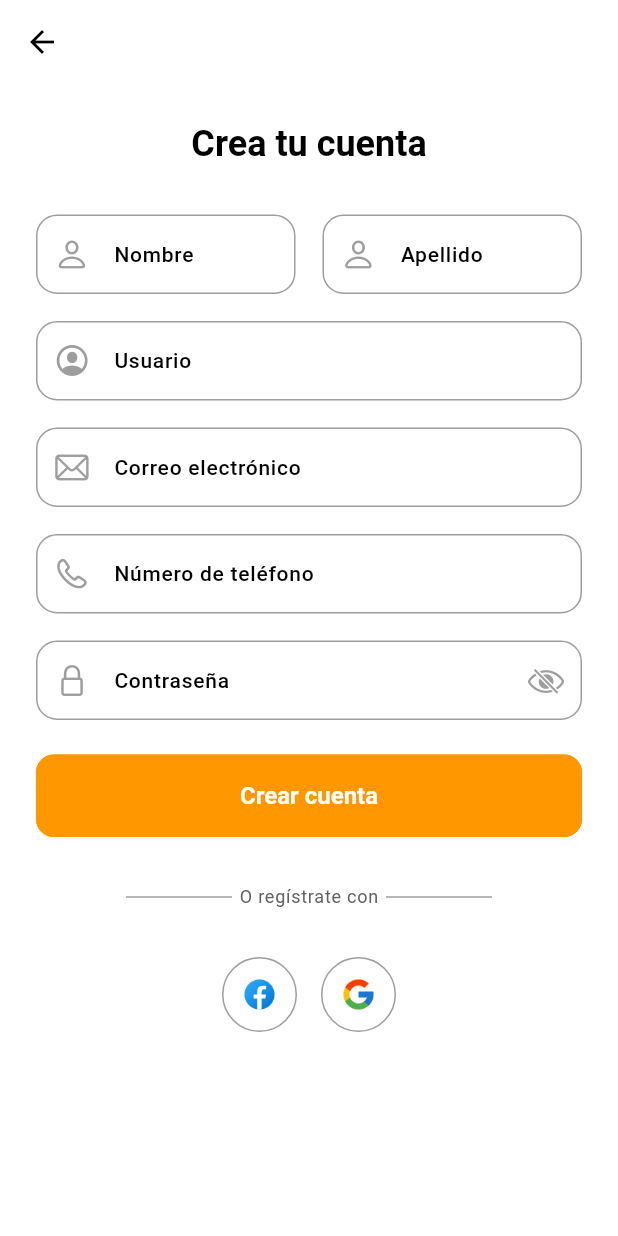
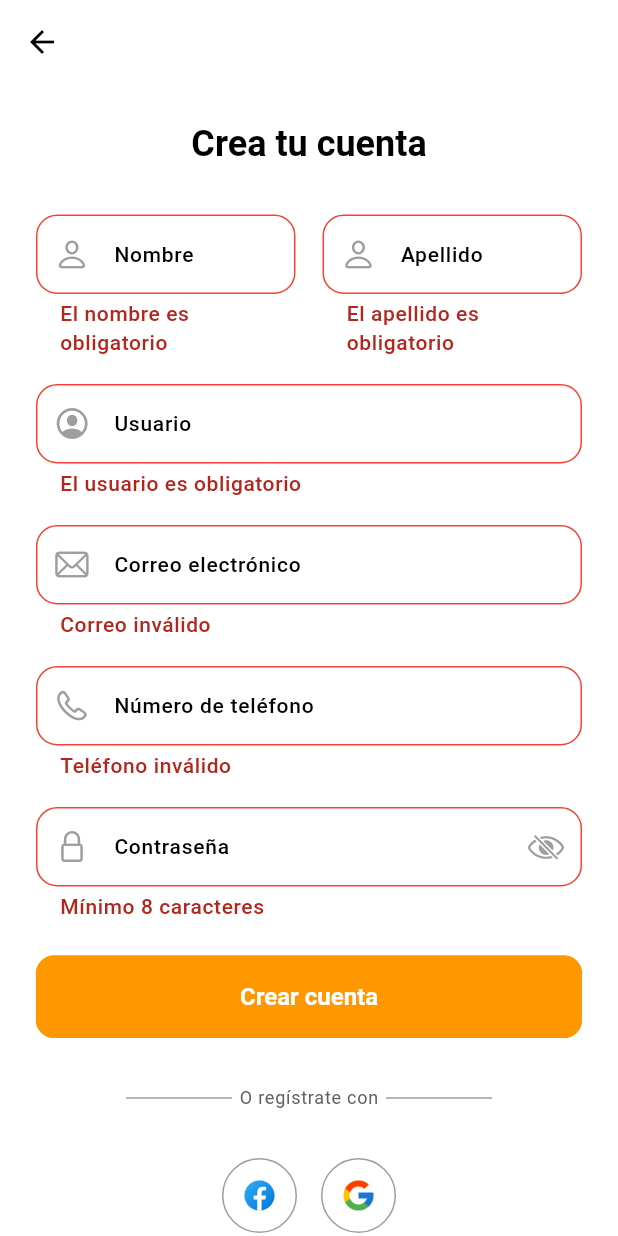
Before and after one commit to kliuverson/Proyecto-formativo, a Flutter app: the RegisterScreen screen opened by its route, after a tap on "Crear cuenta", on a phone screen of 412 x 824 dp. Run offline on Flutter 3.47's test engine with Material 3 defaults, Android fonts, the phone set to English and light mode, and no system bars; our stand-ins replace bloc, equatable, flutter_bloc, get_it, hive, hive_flutter and 2 more; accounts and stored records are empty; Roboto replaces fonts that are missing (Poppins).

Commit message:
Agregar flujo de registro y mejorar el manejo de autenticación
Introducir el registro de usuarios y mejorar la experiencia de usuario de autenticación y el manejo de errores.

- Agregar RegisterCubit, RegisterState y la interfaz de usuario del formulario de registro con validación de frontend, mapeo de errores de campo, estado de carga y manejo de éxito (navega al inicio de sesión).

- Agregar AuthService.register(...) y actualizar la URL base de la API para los endpoints de autenticación.

- Agregar las funciones auxiliares AuthRegisterError y AuthError para mapear errores técnicos a mensajes fáciles de usar; conectar el cubit de inicio de sesión para usar AuthError.

- Actualizar LoginState.copyWith para conservar el token existente cuando sea nulo; corregir el uso del mensaje de la barra de notificaciones del formulario de inicio de sesión.

- Modificar AuthCubit para que se inicie en estado de carga, agregar un retardo en checkAuthStatus, establecer correctamente las banderas isLoading en emit y activar checkAuthStatus desde SplashPage después de la renderización del marco; ajustar el oyente de SplashPage para que dependa solo de isLoading.

- Conectar RegisterCubit con RegisterScreen a través de MultiBlocProvider y agregar el manejo de MostrarPassword para el campo de contraseña de registro.

Este cambio implementa el flujo de registro completo, mejora los mensajes de error para los errores de red/autenticación y simplifica las transiciones del estado de carga de autenticación y el comportamiento de la pantalla de inicio.

```diff
--- a/lib/main.dart
+++ b/lib/main.dart
@@ -30,7 +30,7 @@ void main() async {
         BlocProvider(create: (_) => SearchProductCubit()),
         BlocProvider(create: (_) => ProductBloc(ProductRepository())),
         BlocProvider(create: (_) => CartBloc()..add(LoadCart())),
-        BlocProvider(create: (_) => AuthCubit()..checkAuthStatus()),
+        BlocProvider(create: (_) => AuthCubit()),
       ],
       child: const MyApp(),
     ),
--- a/lib/service/auth_service.dart
+++ b/lib/service/auth_service.dart
@@ -2,7 +2,7 @@ import 'dart:convert';
 import 'package:http/http.dart' as http;
 
 class AuthService {
-  final String baseUrl = "http://172.37.197.68:3000/api/auth";
+  final String baseUrl = "http://192.168.1.98:3000/api/auth";
 
   Future<Map<String, dynamic>> login(String correo, String password) async {
     final url = Uri.parse("$baseUrl/login");
@@ -15,12 +15,45 @@ class AuthService {
 
     final data = jsonDecode(response.body);
 
-    if(response.statusCode == 200){
+    if (response.statusCode == 200) {
       return data;
-    }else{
+    } else {
       throw Exception(data["message"] ?? "Error en el login");
     }
+  }
 
+  Future<Map<String, dynamic>> register(
+    String nombre,
+    String apellido,
+    String nombreUsuario,
+    String correo,
+    String telefono,
+    String password,
+  ) async {
+    final url = Uri.parse("$baseUrl/register");
 
+    final response = await http.post(
+      url,
+      headers: {"Content-Type": "application/json"},
+      body: jsonEncode({
+        "nombre": nombre,
+        "apellido": apellido,
+        "username": nombreUsuario,
+        "correo": correo,
+        "numeroTelefono": telefono,
+        "password": password,
+      }),
+    );
+
+    final data = jsonDecode(response.body);
+
+    if (response.statusCode == 201) {
+      return data;
+    } else {
+      if (data["errors"] != null) {
+        throw data["errors"];
+      }
+      throw Exception(data["message"] ?? "Error en el registro");
+    }
   }
 }
--- a/lib/view/login/cubit/cubit/login_state.dart
+++ b/lib/view/login/cubit/cubit/login_state.dart
@@ -17,7 +17,7 @@ class LoginState extends Equatable {
     return LoginState(
       isLoading: isLoading ?? this.isLoading,
       error: error,
-      token: token,
+      token: token ?? this.token,
       userData: userData ?? this.userData,
     );
   }
--- a/lib/view/login/widgets/login_form.dart
+++ b/lib/view/login/widgets/login_form.dart
@@ -20,7 +20,7 @@ class TLoginForm extends StatelessWidget {
         if (state.error != null) {
           ScaffoldMessenger.of(
             context,
-          ).showSnackBar(SnackBar(content: Text("${state.error}")));
+          ).showSnackBar(SnackBar(content: Text(state.error!)));
         }
 
         if (state.token != null) {
--- /dev/null
+++ b/lib/view/modulos/register/cubit/register_cubit.dart
@@ -0,0 +1,99 @@
+import 'package:bloc/bloc.dart';
+import 'package:equatable/equatable.dart';
+import 'package:ferremateriales/service/auth_service.dart';
+import 'package:ferremateriales/view/modulos/register/controller/auth_register_error_controller.dart';
+
+part 'register_state.dart';
+
+class RegisterCubit extends Cubit<RegisterState> {
+  final AuthService authService;
+
+  RegisterCubit(this.authService) : super(RegisterState());
+
+  Future<void> register(
+    String nombre,
+    String apellido,
+    String nombreUsuario,
+    String correo,
+    String telefono,
+    String password,
+  ) async {
+
+    //VALIDACIÓN FRONTEND
+    final Map<String, String> fieldErrors = {};
+
+    if (nombre.trim().isEmpty) {
+      fieldErrors["nombre"] = "El nombre es obligatorio";
+    }
+
+    if (apellido.trim().isEmpty) {
+      fieldErrors["apellido"] = "El apellido es obligatorio";
+    }
+
+    if (nombreUsuario.trim().isEmpty) {
+      fieldErrors["username"] = "El usuario es obligatorio";
+    }
+
+    if (!correo.contains("@")) {
+      fieldErrors["correo"] = "Correo inválido";
+    }
+
+    if (telefono.length < 10) {
+      fieldErrors["telefono"] = "Teléfono inválido";
+    }
+
+    if (password.length < 8) {
+      fieldErrors["password"] = "Mínimo 8 caracteres";
+    }
+
+
+    if (fieldErrors.isNotEmpty) {
+      emit(state.copyWith(fieldErrors: fieldErrors));
+      return;
+    }
+
+    emit(
+      state.copyWith(isLoading: true, errorMessage: null, fieldErrors: null),
+    );
+    try {
+      final response = await authService.register(
+        nombre,
+        apellido,
+        nombreUsuario,
+        correo,
+        telefono,
+        password,
+      );
+      emit(
+        state.copyWith(
+          isLoading: false,
+          successMessage: response['message'] ?? 'Registro exitoso',
+        ),
+      );
+    } catch (e) {
+      if (e is List) {
+        Map<String, String> fieldErrors = {};
+
+        for (var error in e) {
+          final field = error["field"];
+          final message = error["message"];
+
+          if (field == "numeroTelefono") {
+            fieldErrors["telefono"] = message;
+          } else {
+            fieldErrors[field] = message;
+          }
+        }
+
+        emit(state.copyWith(isLoading: false, fieldErrors: fieldErrors));
+
+        return;
+      }
+
+      final AuthRegisterError error = AuthRegisterError(e);
+      emit(
+        state.copyWith(isLoading: false, errorMessage: error.getErrorMessage()),
+      );
+    }
+  }
+}
--- /dev/null
+++ b/lib/view/modulos/register/cubit/register_state.dart
@@ -0,0 +1,37 @@
+part of 'register_cubit.dart';
+
+class RegisterState extends Equatable {
+  final bool isLoading;
+  final String? errorMessage;
+  final String? successMessage;
+  final Map<String, dynamic>? fieldErrors;
+
+  const RegisterState({
+    this.isLoading = false,
+    this.errorMessage,
+    this.successMessage,
+    this.fieldErrors,
+  });
+
+  RegisterState copyWith({
+    bool? isLoading,
+    String? errorMessage,
+    String? successMessage,
+    Map<String, dynamic>? fieldErrors,
+  }) {
+    return RegisterState(
+      isLoading: isLoading ?? this.isLoading,
+      errorMessage: errorMessage,
+      successMessage: successMessage ?? this.successMessage,
+      fieldErrors: fieldErrors ?? this.fieldErrors,
+    );
+  }
+
+  @override
+  List<Object?> get props => [
+    isLoading,
+    errorMessage,
+    successMessage,
+    fieldErrors,
+  ];
+}
--- a/lib/view/modulos/register/register.dart
+++ b/lib/view/modulos/register/register.dart
@@ -1,9 +1,11 @@
 import 'package:ferremateriales/common/form_divider.dart';
 import 'package:ferremateriales/common/social_buttons.dart';
+import 'package:ferremateriales/service/auth_service.dart';
 import 'package:ferremateriales/utils/constants/size.dart';
 import 'package:ferremateriales/utils/constants/text_string.dart';
 import 'package:ferremateriales/utils/helpers/helpers_functions.dart';
 import 'package:ferremateriales/view/login/cubit/mostrar_password_cubit.dart';
+import 'package:ferremateriales/view/modulos/register/cubit/register_cubit.dart';
 import 'package:ferremateriales/view/modulos/register/widget/register_form.dart';
 import 'package:flutter/material.dart';
 import 'package:flutter_bloc/flutter_bloc.dart';
@@ -28,8 +30,15 @@ class RegisterScreen extends StatelessWidget {
               ),
               const SizedBox(height: TSize.spaceBtwSections),
               // Formulario de Registro
-              BlocProvider(
-                create: (context) => MostrarPasswordCubit(),
+              MultiBlocProvider(
+                providers: [
+                  BlocProvider<MostrarPasswordCubit>(
+                    create: (context) => MostrarPasswordCubit(),
+                  ),
+                  BlocProvider(
+                    create: (context) => RegisterCubit(AuthService()),
+                  ),
+                ],
                 child: TFormRegister(),
               ),
               const SizedBox(height: TSize.spaceBtwSections),
--- a/lib/view/modulos/register/widget/register_form.dart
+++ b/lib/view/modulos/register/widget/register_form.dart
@@ -1,6 +1,7 @@
 import 'package:ferremateriales/utils/constants/size.dart';
 import 'package:ferremateriales/utils/constants/text_string.dart';
 import 'package:ferremateriales/view/login/cubit/mostrar_password_cubit.dart';
+import 'package:ferremateriales/view/modulos/register/cubit/register_cubit.dart';
 import 'package:flutter/cupertino.dart';
 import 'package:flutter/material.dart';
 import 'package:flutter_bloc/flutter_bloc.dart';
@@ -10,6 +11,31 @@ class TFormRegister extends StatelessWidget {
 
   @override
   Widget build(BuildContext context) {
+    final TextEditingController nombreController = TextEditingController();
+    final TextEditingController apellidoController = TextEditingController();
+    final TextEditingController nombreUsuarioController =
+        TextEditingController();
+    final TextEditingController correoController = TextEditingController();
+    final TextEditingController telefonoController = TextEditingController();
+    final TextEditingController passwordController = TextEditingController();
+
+    return BlocListener<RegisterCubit, RegisterState>(
+      listener: (context, state) {
+        if (state.errorMessage != null) {
+          ScaffoldMessenger.of(
+            context,
+          ).showSnackBar(SnackBar(content: Text(state.errorMessage!)));
+        }
+
+        if (state.successMessage != null) {
+          ScaffoldMessenger.of(
+            context,
+          ).showSnackBar(SnackBar(content: Text(state.successMessage!)));
+          Navigator.pushReplacementNamed(context, "/login");
+        }
+      },
+      child: BlocBuilder<RegisterCubit, RegisterState>(
+        builder: (context, state) {
           return Form(
             child: Column(
               children: [
@@ -18,10 +44,12 @@ class TFormRegister extends StatelessWidget {
                     Expanded(
                       //Nombre
                       child: TextFormField(
+                        controller: nombreController,
                         expands: false,
                         decoration: InputDecoration(
                           labelText: TText.firstName,
                           prefixIcon: Icon(CupertinoIcons.person),
+                          errorText: state.fieldErrors?["nombre"],
                         ),
                       ),
                     ),
@@ -29,10 +57,12 @@ class TFormRegister extends StatelessWidget {
                     //Apellido
                     Expanded(
                       child: TextFormField(
+                        controller: apellidoController,
                         expands: false,
                         decoration: InputDecoration(
                           labelText: TText.lastName,
                           prefixIcon: Icon(CupertinoIcons.person),
+                          errorText: state.fieldErrors?["apellido"],
                         ),
                       ),
                     ),
@@ -41,63 +71,105 @@ class TFormRegister extends StatelessWidget {
                 const SizedBox(height: TSize.spaceBtwInputFields),
                 // Nombre de Usuario
                 TextFormField(
+                  controller: nombreUsuarioController,
                   expands: false,
                   decoration: InputDecoration(
                     labelText: TText.username,
                     prefixIcon: Icon(CupertinoIcons.person_crop_circle),
+                    errorText: state.fieldErrors?["username"],
                   ),
                 ),
                 const SizedBox(height: TSize.spaceBtwInputFields),
                 // Correo Electronico
                 TextFormField(
+                  controller: correoController,
                   expands: false,
                   decoration: InputDecoration(
                     labelText: TText.email,
                     prefixIcon: Icon(CupertinoIcons.mail),
+                    errorText: state.fieldErrors?["correo"],
                   ),
                 ),
                 const SizedBox(height: TSize.spaceBtwInputFields),
                 // Numero de Telefono
                 TextFormField(
+                  controller: telefonoController,
                   expands: false,
                   decoration: InputDecoration(
                     labelText: TText.phoneNo,
                     prefixIcon: Icon(CupertinoIcons.phone),
+                    errorText: state.fieldErrors?["telefono"],
                   ),
                 ),
                 const SizedBox(height: TSize.spaceBtwInputFields),
                 // Contraseña
                 BlocBuilder<MostrarPasswordCubit, MostrarPasswordState>(
                   builder: (context, state) {
+                    final registerState = context.watch<RegisterCubit>().state;
                     return TextFormField(
+                      controller: passwordController,
                       obscureText: !state.isVisible,
                       expands: false,
                       decoration: InputDecoration(
                         labelText: TText.password,
                         prefixIcon: Icon(CupertinoIcons.lock),
+                        errorText: registerState.fieldErrors?["password"],
                         suffixIcon: IconButton(
                           icon:
                               state.isVisible
                                   ? Icon(CupertinoIcons.eye)
                                   : Icon(CupertinoIcons.eye_slash),
                           onPressed: () {
-                      context.read<MostrarPasswordCubit>().alternarContra();
+                            context
+                                .read<MostrarPasswordCubit>()
+                                .alternarContra();
                           },
+
                         ),
+
                       ),
                     );
                   },
                 ),
                 const SizedBox(height: TSize.spaceBtwInputFields + 5),
-          SizedBox(
+                BlocBuilder<RegisterCubit, RegisterState>(
+                  builder: (context, state) {
+                    return SizedBox(
                       width: double.infinity,
                       child: ElevatedButton(
-              onPressed: () {},
-              child: Text(TText.createAccount),
+                        onPressed:
+                            state.isLoading
+                                ? null
+                                : () {
+                                  context.read<RegisterCubit>().register(
+                                    nombreController.text,
+                                    apellidoController.text,
+                                    nombreUsuarioController.text,
+                                    correoController.text,
+                                    telefonoController.text,
+                                    passwordController.text,
+                                  );
+                                },
+                        child:
+                            state.isLoading
+                                ? SizedBox(
+                                  width: 20,
+                                  height: 20,
+                                  child: CircularProgressIndicator(
+                                    strokeWidth: 2,
+                                    color: Colors.white,
                                   ),
+                                )
+                                : Text(TText.createAccount),
+                      ),
+                    );
+                  },
                 ),
               ],
             ),
           );
+        },
+      ),
+    );
   }
 }
```
Also changed, not shown: lib/cubit/auth_cubit.dart (+5 -3 lines), lib/view/home/page/splash_page.dart (+5 -5 lines), lib/view/login/cubit/cubit/login_cubit.dart (+6 -1 lines), lib/view/login/models/auth_error.dart (added, +24 -0 lines), lib/view/modulos/register/controller/auth_register_error_controller.dart (added, +26 -0 lines), pubspec.lock. Lines whose indentation alone changed are shown as unchanged.
